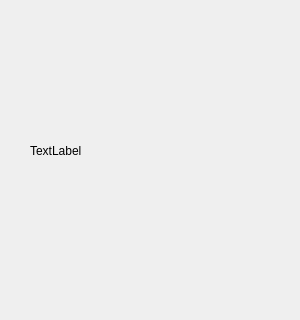
Above: start.ui from Hasirati/Calendar before the change; both pictures show x 0 to 300 and y 0 to 320 of the 300 by 500 pixel window. Below: the same form after it.
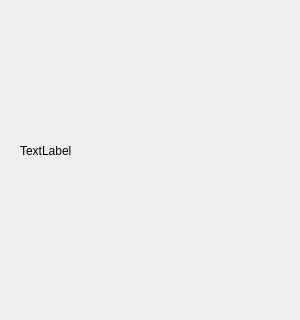
That is the form after the change.

```diff
--- a/start.ui
+++ b/start.ui
@@ -36,7 +36,7 @@
   <widget class="QWidget" name="verticalLayoutWidget">
    <property name="geometry">
     <rect>
-     <x>30</x>
+     <x>20</x>
      <y>60</y>
      <width>251</width>
      <height>181</height>
```
